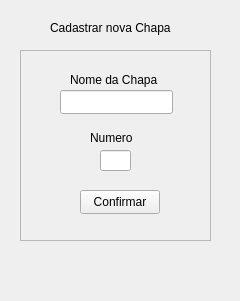
First picture: the form in UI/Cadastro.ui, repository patriciaoliveira1/UrnaEscolar, before the edit.
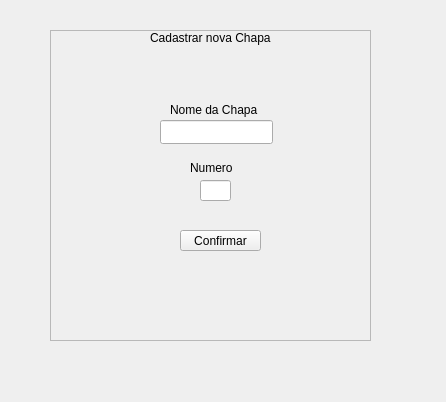
Second picture: the form after the edit.

Patch:
```diff
--- a/UI/Cadastro.ui
+++ b/UI/Cadastro.ui
@@ -6,8 +6,8 @@
    <rect>
     <x>0</x>
     <y>0</y>
-    <width>240</width>
-    <height>301</height>
+    <width>446</width>
+    <height>402</height>
    </rect>
   </property>
   <property name="windowTitle">
@@ -16,10 +16,10 @@
   <widget class="QFrame" name="FrameCadasChapa">
    <property name="geometry">
     <rect>
-     <x>20</x>
-     <y>50</y>
-     <width>191</width>
-     <height>191</height>
+     <x>50</x>
+     <y>30</y>
+     <width>321</width>
+     <height>311</height>
     </rect>
    </property>
    <property name="frameShape">
@@ -28,12 +28,25 @@
    <property name="frameShadow">
     <enum>QFrame::Raised</enum>
    </property>
+   <widget class="QLabel" name="TextCadast">
+    <property name="geometry">
+     <rect>
+      <x>100</x>
+      <y>0</y>
+      <width>131</width>
+      <height>16</height>
+     </rect>
+    </property>
+    <property name="text">
+     <string>Cadastrar nova Chapa</string>
+    </property>
+   </widget>
    <widget class="QLabel" name="LabelSenhaCoord">
     <property name="geometry">
      <rect>
-      <x>50</x>
-      <y>20</y>
-      <width>111</width>
+      <x>120</x>
+      <y>70</y>
+      <width>101</width>
       <height>20</height>
      </rect>
     </property>
@@ -41,34 +54,34 @@
      <string>Nome da Chapa</string>
     </property>
    </widget>
-   <widget class="QLabel" name="LabelNumChapa">
-    <property name="geometry">
-     <rect>
-      <x>70</x>
-      <y>80</y>
-      <width>58</width>
-      <height>16</height>
-     </rect>
-    </property>
-    <property name="text">
-     <string>Numero</string>
-    </property>
-   </widget>
    <widget class="QLineEdit" name="TextNameChap">
     <property name="geometry">
      <rect>
-      <x>40</x>
-      <y>40</y>
+      <x>110</x>
+      <y>90</y>
       <width>113</width>
       <height>24</height>
      </rect>
     </property>
    </widget>
+   <widget class="QLabel" name="LabelNumChapa">
+    <property name="geometry">
+     <rect>
+      <x>140</x>
+      <y>130</y>
+      <width>51</width>
+      <height>16</height>
+     </rect>
+    </property>
+    <property name="text">
+     <string>Numero</string>
+    </property>
+   </widget>
    <widget class="QLineEdit" name="TextNumChap">
     <property name="geometry">
      <rect>
-      <x>80</x>
-      <y>100</y>
+      <x>150</x>
+      <y>150</y>
       <width>31</width>
       <height>21</height>
      </rect>
@@ -77,10 +90,10 @@
    <widget class="QPushButton" name="BotaConfirmCad">
     <property name="geometry">
      <rect>
-      <x>60</x>
-      <y>140</y>
-      <width>80</width>
-      <height>24</height>
+      <x>130</x>
+      <y>200</y>
+      <width>81</width>
+      <height>21</height>
      </rect>
     </property>
     <property name="text">
@@ -88,19 +101,6 @@
     </property>
    </widget>
   </widget>
-  <widget class="QLabel" name="TextCadast">
-   <property name="geometry">
-    <rect>
-     <x>50</x>
-     <y>20</y>
-     <width>131</width>
-     <height>16</height>
-    </rect>
-   </property>
-   <property name="text">
-    <string>Cadastrar nova Chapa</string>
-   </property>
-  </widget>
  </widget>
  <resources/>
  <connections/>
```
